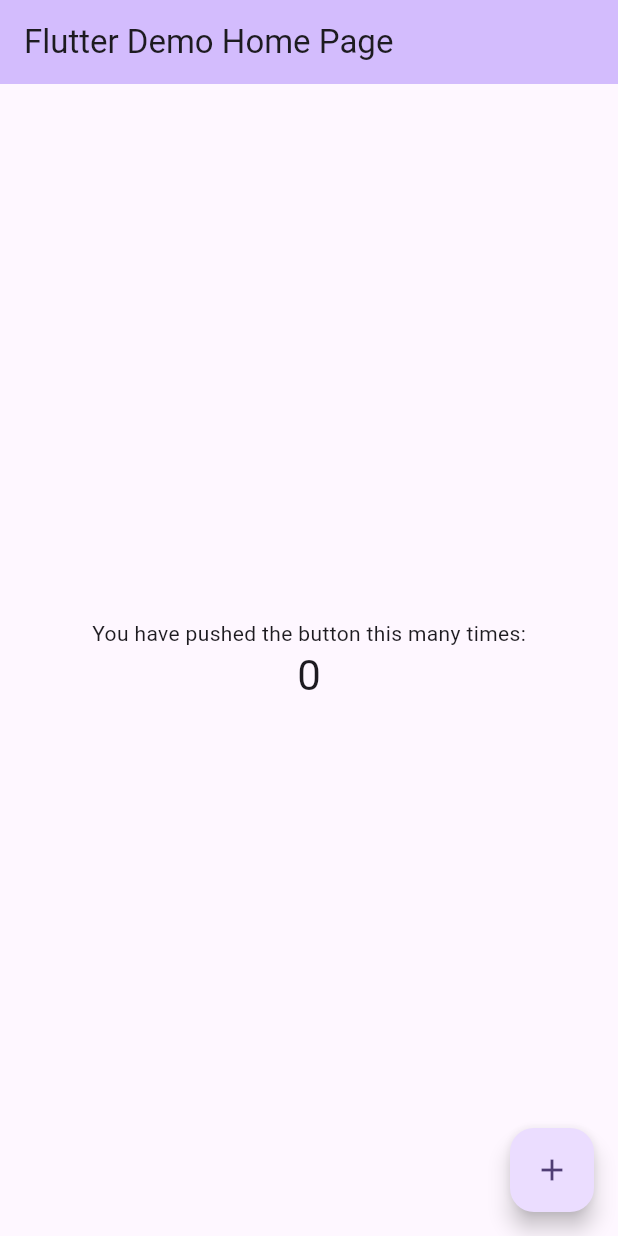
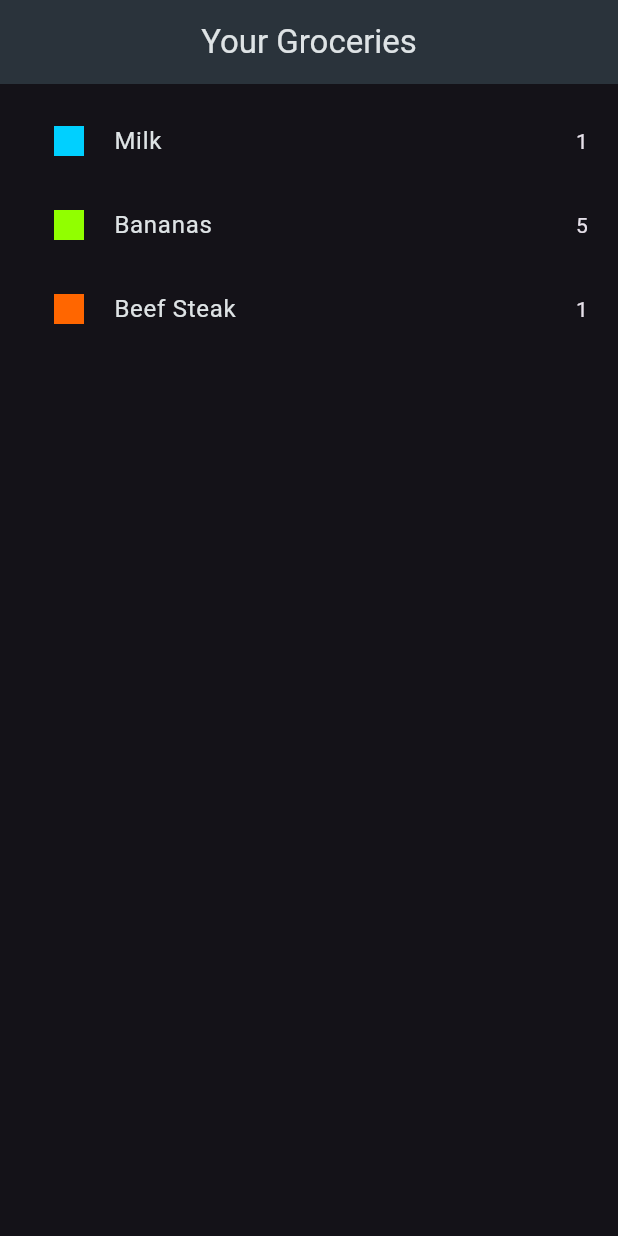
Before and after one commit to eacardenase/flutter-shoppy, a Flutter app: the screen it shows after launch, on a phone screen of 412 x 824 dp. Run offline on Flutter 3.47's test engine with Material 3 defaults, Android fonts, the phone set to English and light mode, and no system bars.

Commit message:
feat: groceries list screen and models

```diff
--- /dev/null
+++ b/lib/data/dummy_items.dart
@@ -0,0 +1,21 @@
+import 'package:shoppy/data/categories.dart';
+import 'package:shoppy/models/category.dart';
+import 'package:shoppy/models/grocery.dart';
+
+final groceries = [
+  Grocery(
+      id: 'a',
+      name: 'Milk',
+      quantity: 1,
+      category: categories[Categories.dairy]!),
+  Grocery(
+      id: 'b',
+      name: 'Bananas',
+      quantity: 5,
+      category: categories[Categories.fruit]!),
+  Grocery(
+      id: 'c',
+      name: 'Beef Steak',
+      quantity: 1,
+      category: categories[Categories.meat]!),
+];
--- a/lib/main.dart
+++ b/lib/main.dart
@@ -1,125 +1,30 @@
+import 'package:shoppy/screens/groceries_screen.dart';
+
 import 'package:flutter/material.dart';
 
+final theme = ThemeData.dark().copyWith(
+  colorScheme: ColorScheme.fromSeed(
+    seedColor: const Color.fromARGB(255, 147, 228, 250),
+    brightness: Brightness.dark,
+    surface: const Color.fromARGB(255, 42, 51, 59),
+  ),
+);
+
 void main() {
-  runApp(const MyApp());
+  runApp(const App());
 }
 
-class MyApp extends StatelessWidget {
-  const MyApp({super.key});
+class App extends StatelessWidget {
+  const App({super.key});
 
   // This widget is the root of your application.
   @override
   Widget build(BuildContext context) {
     return MaterialApp(
-      title: 'Flutter Demo',
-      theme: ThemeData(
-        // This is the theme of your application.
-        //
-        // TRY THIS: Try running your application with "flutter run". You'll see
-        // the application has a purple toolbar. Then, without quitting the app,
-        // try changing the seedColor in the colorScheme below to Colors.green
-        // and then invoke "hot reload" (save your changes or press the "hot
-        // reload" button in a Flutter-supported IDE, or press "r" if you used
-        // the command line to start the app).
-        //
-        // Notice that the counter didn't reset back to zero; the application
-        // state is not lost during the reload. To reset the state, use hot
-        // restart instead.
-        //
-        // This works for code too, not just values: Most code changes can be
-        // tested with just a hot reload.
-        colorScheme: ColorScheme.fromSeed(seedColor: Colors.deepPurple),
-        useMaterial3: true,
-      ),
-      home: const MyHomePage(title: 'Flutter Demo Home Page'),
+      title: 'Shoppy',
+      theme: theme,
+      home: const GroceriesScreen(),
+      debugShowCheckedModeBanner: false,
     );
   }
 }
-
-class MyHomePage extends StatefulWidget {
-  const MyHomePage({super.key, required this.title});
-
-  // This widget is the home page of your application. It is stateful, meaning
-  // that it has a State object (defined below) that contains fields that affect
-  // how it looks.
-
-  // This class is the configuration for the state. It holds the values (in this
-  // case the title) provided by the parent (in this case the App widget) and
-  // used by the build method of the State. Fields in a Widget subclass are
-  // always marked "final".
-
-  final String title;
-
-  @override
-  State<MyHomePage> createState() => _MyHomePageState();
-}
-
-class _MyHomePageState extends State<MyHomePage> {
-  int _counter = 0;
-
-  void _incrementCounter() {
-    setState(() {
-      // This call to setState tells the Flutter framework that something has
-      // changed in this State, which causes it to rerun the build method below
-      // so that the display can reflect the updated values. If we changed
-      // _counter without calling setState(), then the build method would not be
-      // called again, and so nothing would appear to happen.
-      _counter++;
-    });
-  }
-
-  @override
-  Widget build(BuildContext context) {
-    // This method is rerun every time setState is called, for instance as done
-    // by the _incrementCounter method above.
-    //
-    // The Flutter framework has been optimized to make rerunning build methods
-    // fast, so that you can just rebuild anything that needs updating rather
-    // than having to individually change instances of widgets.
-    return Scaffold(
-      appBar: AppBar(
-        // TRY THIS: Try changing the color here to a specific color (to
-        // Colors.amber, perhaps?) and trigger a hot reload to see the AppBar
-        // change color while the other colors stay the same.
-        backgroundColor: Theme.of(context).colorScheme.inversePrimary,
-        // Here we take the value from the MyHomePage object that was created by
-        // the App.build method, and use it to set our appbar title.
-        title: Text(widget.title),
-      ),
-      body: Center(
-        // Center is a layout widget. It takes a single child and positions it
-        // in the middle of the parent.
-        child: Column(
-          // Column is also a layout widget. It takes a list of children and
-          // arranges them vertically. By default, it sizes itself to fit its
-          // children horizontally, and tries to be as tall as its parent.
-          //
-          // Column has various properties to control how it sizes itself and
-          // how it positions its children. Here we use mainAxisAlignment to
-          // center the children vertically; the main axis here is the vertical
-          // axis because Columns are vertical (the cross axis would be
-          // horizontal).
-          //
-          // TRY THIS: Invoke "debug painting" (choose the "Toggle Debug Paint"
-          // action in the IDE, or press "p" in the console), to see the
-          // wireframe for each widget.
-          mainAxisAlignment: MainAxisAlignment.center,
-          children: <Widget>[
-            const Text(
-              'You have pushed the button this many times:',
-            ),
-            Text(
-              '$_counter',
-              style: Theme.of(context).textTheme.headlineMedium,
-            ),
-          ],
-        ),
-      ),
-      floatingActionButton: FloatingActionButton(
-        onPressed: _incrementCounter,
-        tooltip: 'Increment',
-        child: const Icon(Icons.add),
-      ), // This trailing comma makes auto-formatting nicer for build methods.
-    );
-  }
-}
--- /dev/null
+++ b/lib/models/category.dart
@@ -0,0 +1,24 @@
+import 'package:flutter/material.dart';
+
+enum Categories {
+  vegetables,
+  fruit,
+  meat,
+  dairy,
+  carbs,
+  sweets,
+  spices,
+  convenience,
+  hygiene,
+  other
+}
+
+class Category {
+  const Category(
+    this.name,
+    this.color,
+  );
+
+  final String name;
+  final Color color;
+}
--- /dev/null
+++ b/lib/models/grocery.dart
@@ -0,0 +1,15 @@
+import 'package:shoppy/models/category.dart';
+
+class Grocery {
+  const Grocery({
+    required this.id,
+    required this.name,
+    required this.quantity,
+    required this.category,
+  });
+
+  final String id;
+  final String name;
+  final int quantity;
+  final Category category;
+}
--- /dev/null
+++ b/lib/screens/groceries_screen.dart
@@ -0,0 +1,22 @@
+import 'package:flutter/material.dart';
+
+import 'package:shoppy/data/dummy_items.dart';
+import 'package:shoppy/widgets/groceries_list.dart';
+
+class GroceriesScreen extends StatelessWidget {
+  const GroceriesScreen({super.key});
+
+  @override
+  Widget build(BuildContext context) {
+    return Scaffold(
+      appBar: AppBar(
+        title: const Text('Your Groceries'),
+        centerTitle: true,
+      ),
+      body: Padding(
+        padding: const EdgeInsets.symmetric(horizontal: 20, vertical: 10),
+        child: GroceriesList(groceries: groceries),
+      ),
+    );
+  }
+}
--- /dev/null
+++ b/lib/widgets/groceries_list.dart
@@ -0,0 +1,26 @@
+import 'package:flutter/material.dart';
+
+import 'package:shoppy/models/grocery.dart';
+import 'package:shoppy/widgets/grocery_item.dart';
+
+class GroceriesList extends StatelessWidget {
+  const GroceriesList({
+    super.key,
+    required this.groceries,
+  });
+
+  final List<Grocery> groceries;
+
+  @override
+  Widget build(BuildContext context) {
+    return ListView.builder(
+      itemCount: groceries.length,
+      itemBuilder: (context, index) {
+        final grocery = groceries[index];
+
+        return GroceryItem(grocery: grocery);
+      },
+    );
+  }
+}
+//  n
--- /dev/null
+++ b/lib/widgets/grocery_item.dart
@@ -0,0 +1,32 @@
+import 'package:flutter/material.dart';
+
+import 'package:shoppy/models/grocery.dart';
+
+class GroceryItem extends StatelessWidget {
+  const GroceryItem({
+    super.key,
+    required this.grocery,
+  });
+
+  final Grocery grocery;
+
+  @override
+  Widget build(BuildContext context) {
+    return Row(
+      mainAxisAlignment: MainAxisAlignment.spaceBetween,
+      children: [
+        Expanded(
+          child: ListTile(
+            title: Text(grocery.name),
+            leading: Container(
+              width: 20,
+              height: 20,
+              color: grocery.category.color,
+            ),
+          ),
+        ),
+        Text('${grocery.quantity}')
+      ],
+    );
+  }
+}
```
Also changed, not shown: lib/data/categories.dart (added, +46 -0 lines), 1 other file.
